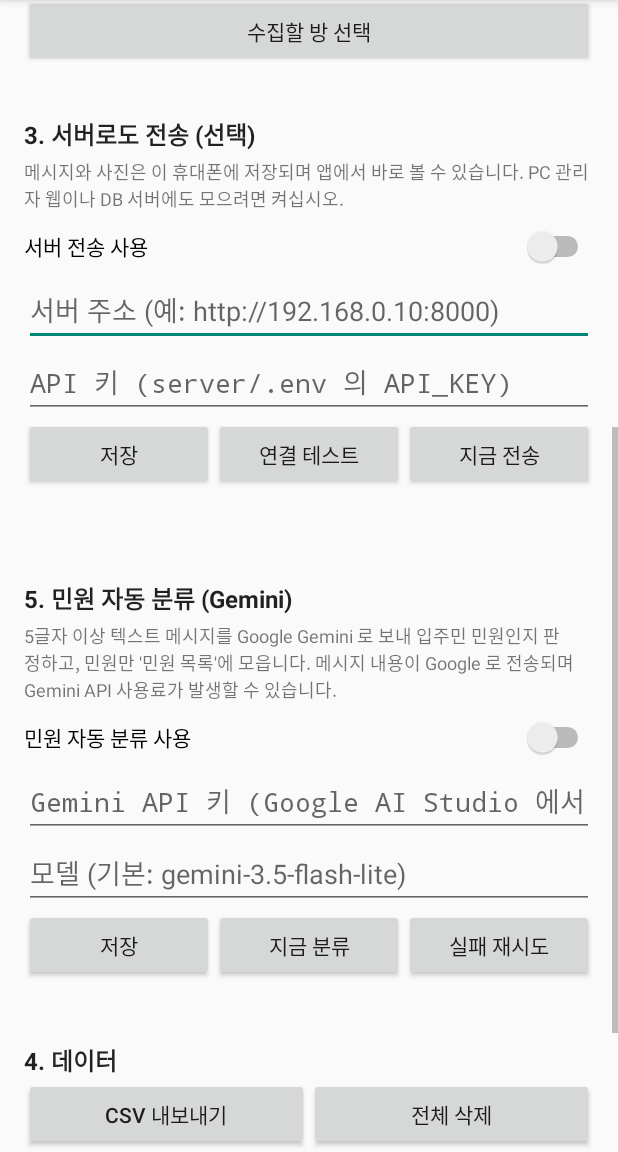
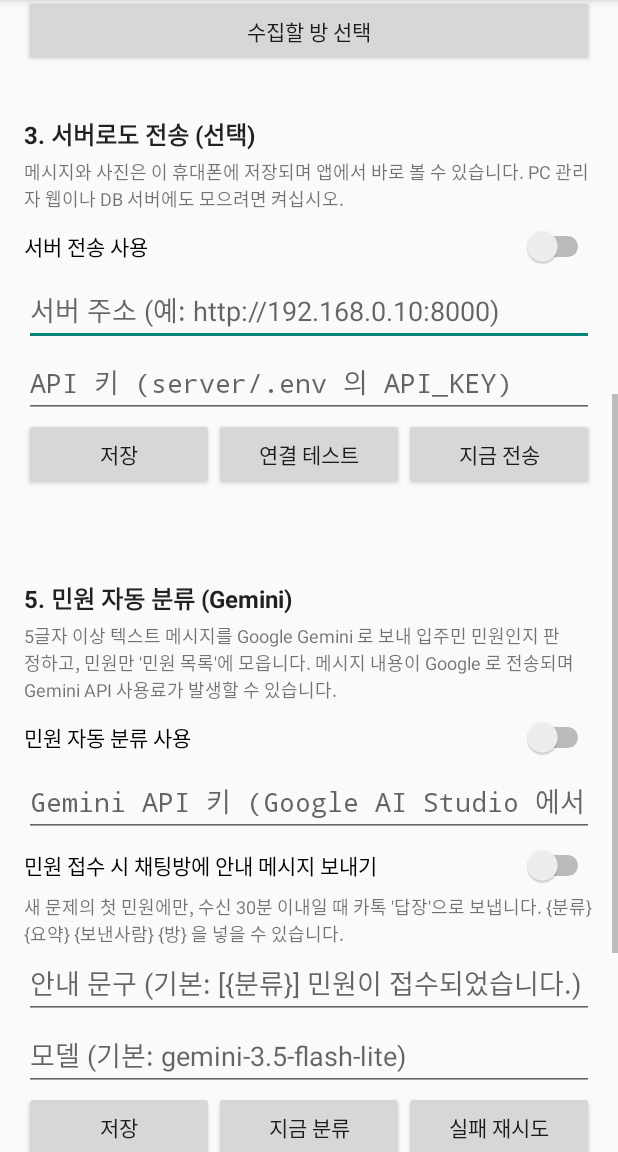
Before and after one commit to RickyHan/mahalphp, an Android app: the layout activity_main.xml on its own in the app's theme, with its tools: preview values and no code run, scrolled down 537 dp, on a phone screen of 412 x 824 dp, the part 84-1236 px from its top. Run offline under Robolectric (Android 15) with nearby library versions, the phone set to English and light mode, and no system bars.

Commit message:
앱: 민원 접수 시 해당 채팅방에 분류와 함께 안내 메시지 자동 답장 (v1.6.0)
- 카톡 알림의 '답장'(RemoteInput) 액션을 방별로 기억했다가, 새 문제의 첫 민원 분류 직후
  "[{분류}] 민원이 접수되었습니다." 전송 (문구 변경 가능: {분류} {요약} {보낸사람} {방})
- 문제당 1회(같은 사람·방·분류 30분 이내 반복은 생략), 수신 30분 지난 메시지는 생략
- 내가 보낸 메시지(자동 안내 포함)는 민원 분류 대상에서 제외해 순환 방지
- 안내 결과(보냄/실패 사유/생략)를 민원 목록에 표시, DB v7(reply_status, reply_note)
- 설정: 자동 답장 켜기/끄기(기본 켜짐), 안내 문구
- 테스트 5건 추가(총 47건): RemoteInput 으로 실제 문구 전달, 문제당 1회 판단, 자기 메시지 제외

Co-Authored-By: Claude Opus 5.5 <noreply@anthropic.com>
Claude-Session: https://claude.ai/code/session_014K5M5DnKPrhCXPkn9zAypk

```diff
--- a/android/app/build.gradle.kts
+++ b/android/app/build.gradle.kts
@@ -25,8 +25,8 @@ android {
         applicationId = "com.mahal.kakaocollector"
         minSdk = 26
         targetSdk = 34
-        versionCode = 10
-        versionName = "1.5.0"
+        versionCode = 11
+        versionName = "1.6.0"
         buildConfigField("String", "DEFAULT_GEMINI_KEY", "\"$defaultGeminiKey\"")
     }
 
--- a/android/app/src/main/java/com/mahal/kakaocollector/KakaoNotificationListener.kt
+++ b/android/app/src/main/java/com/mahal/kakaocollector/KakaoNotificationListener.kt
@@ -45,6 +45,8 @@ class KakaoNotificationListener : NotificationListenerService() {
                 store.recordSeenRoom(message.room, message.isGroupChat, message.postedAt)
                 if (!settings.allowsRoom(message.room)) return@forEachIndexed
                 trackMembers(store, message)
+                // 민원 접수 안내를 보낼 수 있도록 이 방의 '답장' 수단을 기억
+                if (message.sender != KakaoParser.SELF_SENDER) ReplyRegistry.remember(message.room, sbn.notification)
                 val image = if (settings.captureImages && message.type == MessageType.PHOTO) {
                     NotificationExtractor.saveImage(this, sbn, message, isLatest = index == messages.lastIndex)
                 } else null
--- a/android/app/src/main/java/com/mahal/kakaocollector/MainActivity.kt
+++ b/android/app/src/main/java/com/mahal/kakaocollector/MainActivity.kt
@@ -73,6 +73,10 @@ class MainActivity : Activity() {
             geminiKey.setText(settings.geminiKey)
         }
         geminiModel.setText(settings.geminiModel)
+        val autoReply = findViewById<Switch>(R.id.autoReplyEnabled)
+        autoReply.isChecked = settings.autoReplyEnabled
+        autoReply.setOnCheckedChangeListener { _, checked -> settings.autoReplyEnabled = checked }
+        findViewById<EditText>(R.id.replyTemplate).setText(settings.replyTemplate)
         complaintEnabled.isChecked = settings.complaintEnabled
         complaintFields.visibility = if (settings.complaintEnabled) View.VISIBLE else View.GONE
         complaintEnabled.setOnCheckedChangeListener { _, checked ->
@@ -145,6 +149,7 @@ class MainActivity : Activity() {
     }
 
     private fun saveComplaintSettings() {
+        settings.replyTemplate = findViewById<EditText>(R.id.replyTemplate).text.toString()
         settings.geminiKey = geminiKey.text.toString()
         settings.geminiModel = geminiModel.text.toString()
         geminiModel.setText(settings.geminiModel)
--- a/android/app/src/main/res/layout/activity_main.xml
+++ b/android/app/src/main/res/layout/activity_main.xml
@@ -229,6 +229,27 @@
                 android:importantForAutofill="no"
                 android:inputType="textPassword" />
 
+            <Switch
+                android:id="@+id/autoReplyEnabled"
+                android:layout_width="match_parent"
+                android:layout_height="wrap_content"
+                android:paddingVertical="8dp"
+                android:text="@string/auto_reply_enabled" />
+
+            <TextView
+                android:layout_width="match_parent"
+                android:layout_height="wrap_content"
+                android:text="@string/auto_reply_hint"
+                android:textSize="12sp" />
+
+            <EditText
+                android:id="@+id/replyTemplate"
+                android:layout_width="match_parent"
+                android:layout_height="wrap_content"
+                android:hint="@string/hint_reply_template"
+                android:importantForAutofill="no"
+                android:inputType="text" />
+
             <EditText
                 android:id="@+id/geminiModel"
                 android:layout_width="match_parent"
--- a/android/app/src/main/res/values/strings.xml
+++ b/android/app/src/main/res/values/strings.xml
@@ -35,6 +35,9 @@
     <string name="hint_gemini_key_builtin">앱에 내장된 키 사용 중 (바꾸려면 입력)</string>
     <string name="hint_gemini_model">모델 (기본: gemini-3.5-flash-lite)</string>
     <string name="classify_now">지금 분류</string>
+    <string name="auto_reply_enabled">민원 접수 시 채팅방에 안내 메시지 보내기</string>
+    <string name="auto_reply_hint">새 문제의 첫 민원에만, 수신 30분 이내일 때 카톡 \'답장\'으로 보냅니다. {분류} {요약} {보낸사람} {방} 을 넣을 수 있습니다.</string>
+    <string name="hint_reply_template">안내 문구 (기본: [{분류}] 민원이 접수되었습니다.)</string>
     <string name="retry_failed">실패 재시도</string>
     <string name="open_diagnostics">알림 구조 진단 (방 이름이 이상할 때)</string>
     <string name="diagnostics_title">알림 구조 진단</string>
```
Also changed, not shown: android/app/src/main/java/com/mahal/kakaocollector/AppSettings.kt (+13 -0 lines), android/app/src/main/java/com/mahal/kakaocollector/ComplaintWorker.kt (+24 -0 lines), android/app/src/main/java/com/mahal/kakaocollector/ComplaintsActivity.kt (+8 -1 lines), android/app/src/main/java/com/mahal/kakaocollector/MessageStore.kt (+43 -5 lines), android/app/src/main/java/com/mahal/kakaocollector/ReplyRegistry.kt (added, +61 -0 lines), 4 other files.
